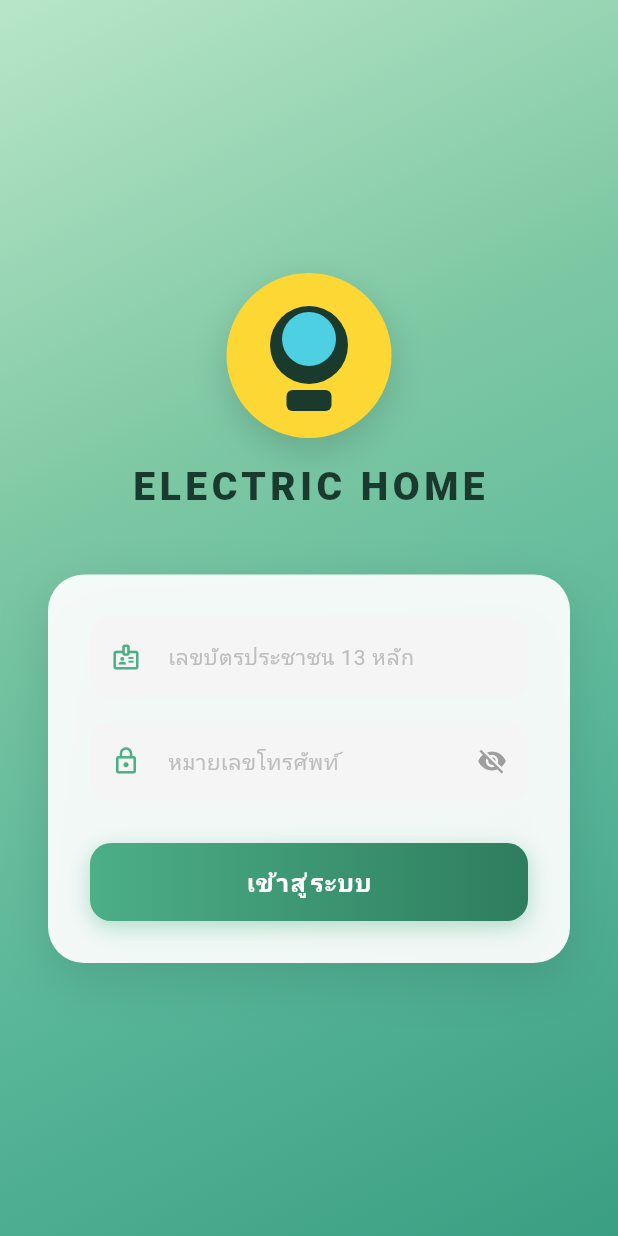
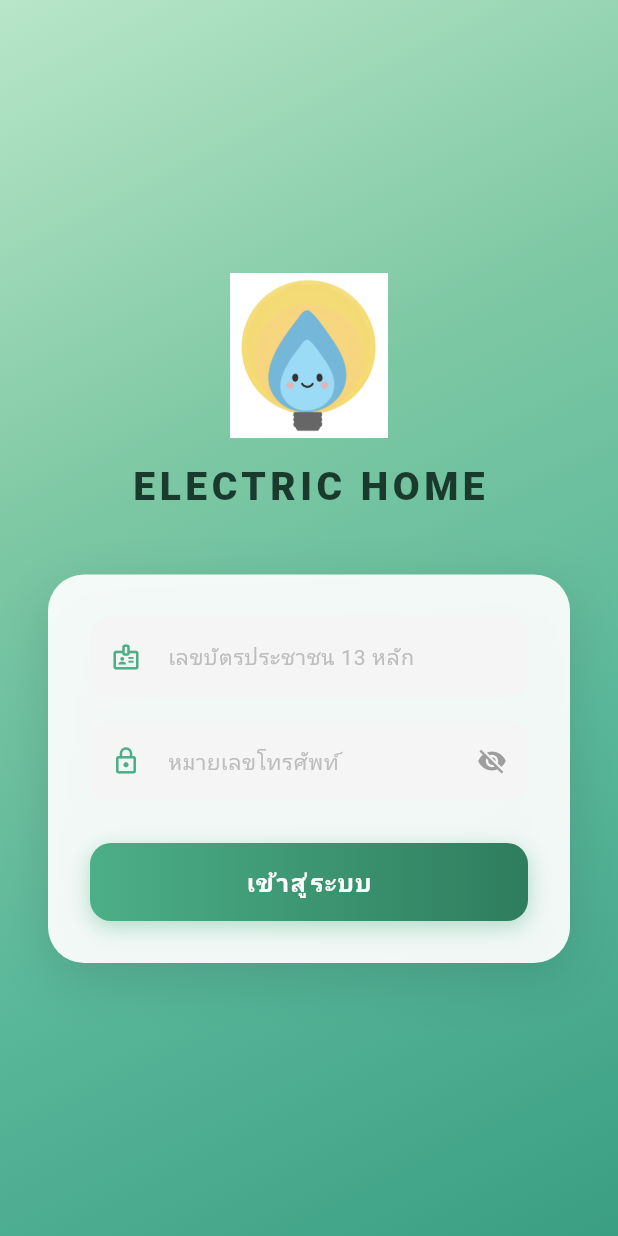
Before and after one commit to papapymie/ITDS283_Sec2_Group19, a Flutter app: the screen it shows after launch, on a phone screen of 412 x 824 dp. Run offline on Flutter 3.47's test engine with Material 3 defaults, Android fonts, the phone set to English and light mode, and no system bars; our stand-ins replace firebase_auth, firebase_core; accounts and stored records are empty.

```diff
--- a/lib/screens/edit_profile_screen.dart
+++ b/lib/screens/edit_profile_screen.dart
@@ -193,7 +193,7 @@
                               child: Container(
                                 height: 48,
                                 decoration: BoxDecoration(
-                                  color: const Color(0xFF4CAF87),
+                                  color: const Color.fromARGB(255, 67, 188, 140),
                                   borderRadius: BorderRadius.circular(10),
                                   border: Border.all(color: Colors.white, width: 1.5),
                                 ),
--- a/lib/screens/login_screen.dart
+++ b/lib/screens/login_screen.dart
@@ -1,4 +1,5 @@
 import 'package:flutter/material.dart';
+import 'package:firebase_auth/firebase_auth.dart';
 
 class LoginScreen extends StatefulWidget {
   const LoginScreen({super.key});
@@ -9,12 +10,13 @@
 
 class _LoginScreenState extends State<LoginScreen>
     with SingleTickerProviderStateMixin {
-  final _usernameController = TextEditingController();
-  final _passwordController = TextEditingController();
+  final _idController = TextEditingController();
+  final _phoneController = TextEditingController();
   late AnimationController _animController;
   late Animation<double> _fadeAnim;
   late Animation<Offset> _slideAnim;
   bool _obscurePassword = true;
+  bool _isLoading = false;
 
   @override
   void initState() {
@@ -36,9 +38,57 @@
   @override
   void dispose() {
     _animController.dispose();
-    _usernameController.dispose();
-    _passwordController.dispose();
+    _idController.dispose();
+    _phoneController.dispose();
     super.dispose();
+  }
+
+  // แปลงเลขบัตร + เบอร์โทร เป็น email + password สำหรับ Firebase
+  String get _fakeEmail => '${_idController.text.trim()}@electric.app';
+  String get _password => _phoneController.text.trim();
+
+  Future<void> _login() async {
+  if (_idController.text.trim().length != 13 || _password.isEmpty) {
+    _showError('กรุณากรอกเลขบัตรประชาชน 13 หลัก และเบอร์โทรศัพท์');
+    return;
+  }
+
+  setState(() => _isLoading = true);
+
+  try {
+    await FirebaseAuth.instance.signInWithEmailAndPassword(
+      email: _fakeEmail,
+      password: _password,
+    );
+    if (mounted) Navigator.pushReplacementNamed(context, '/home');
+  } on FirebaseAuthException catch (e) {
+    print('error code: ${e.code}');
+    if (e.code == 'user-not-found' ||
+        e.code == 'invalid-credential' ||
+        e.code == 'INVALID_LOGIN_CREDENTIALS') {
+      try {
+        await FirebaseAuth.instance.createUserWithEmailAndPassword(
+          email: _fakeEmail,
+          password: _password,
+        );
+        if (mounted) Navigator.pushReplacementNamed(context, '/home');
+      } on FirebaseAuthException catch (e2) {
+        _showError('สมัครไม่สำเร็จ: หมายเลขบัตรประชาชนนี้ถูกใช้งานแล้ว');
+      }
+    } else if (e.code == 'wrong-password') {
+      _showError('เบอร์โทรศัพท์ไม่ถูกต้อง');
+    } else {
+      _showError('เกิดข้อผิดพลาด: ${e.code}');
+    }
+  } finally {
+    if (mounted) setState(() => _isLoading = false);
+  }
+}
+
+  void _showError(String msg) {
+    ScaffoldMessenger.of(context).showSnackBar(
+      SnackBar(content: Text(msg), backgroundColor: Colors.red.shade400),
+    );
   }
 
   @override
@@ -68,11 +118,8 @@
               child: Column(
                 mainAxisAlignment: MainAxisAlignment.center,
                 children: [
-                  // Logo
                   _buildLogo(),
                   const SizedBox(height: 14),
-
-                  // App name
                   const Text(
                     'ELECTRIC HOME',
                     style: TextStyle(
@@ -83,8 +130,6 @@
                     ),
                   ),
                   const SizedBox(height: 40),
-
-                  // Login card
                   _buildLoginCard(context),
                 ],
               ),
@@ -96,58 +141,10 @@
   }
 
   Widget _buildLogo() {
-    return Container(
+    return Image.asset(
+      'assets/images/logoapp.png',
       width: 110,
       height: 110,
-      decoration: BoxDecoration(
-        color: const Color(0xFFFDD835),
-        shape: BoxShape.circle,
-        boxShadow: [
-          BoxShadow(
-            color: Colors.black.withOpacity(0.15),
-            blurRadius: 20,
-            offset: const Offset(0, 8),
-          ),
-        ],
-      ),
-      child: Stack(
-        alignment: Alignment.center,
-        children: [
-          Positioned(
-            top: 22,
-            child: Container(
-              width: 52,
-              height: 52,
-              decoration: const BoxDecoration(
-                color: Color(0xFF1A3A2E),
-                shape: BoxShape.circle,
-              ),
-            ),
-          ),
-          Positioned(
-            top: 26,
-            child: Container(
-              width: 36,
-              height: 36,
-              decoration: const BoxDecoration(
-                color: Color(0xFF4DD0E1),
-                shape: BoxShape.circle,
-              ),
-            ),
-          ),
-          Positioned(
-            bottom: 18,
-            child: Container(
-              width: 30,
-              height: 14,
-              decoration: BoxDecoration(
-                color: const Color(0xFF1A3A2E),
-                borderRadius: BorderRadius.circular(4),
-              ),
-            ),
-          ),
-        ],
-      ),
     );
   }
 
@@ -169,19 +166,16 @@
       child: Column(
         crossAxisAlignment: CrossAxisAlignment.stretch,
         children: [
-          // เลขบัตรประชาชน
           _buildTextField(
-            controller: _usernameController,
+            controller: _idController,
             hint: 'เลขบัตรประชาชน 13 หลัก',
             icon: Icons.badge_outlined,
             keyboardType: TextInputType.number,
             maxLength: 13,
           ),
           const SizedBox(height: 16),
-
-          // Password field
           _buildTextField(
-            controller: _passwordController,
+            controller: _phoneController,
             hint: 'หมายเลขโทรศัพท์',
             icon: Icons.lock_outline,
             obscure: _obscurePassword,
@@ -196,10 +190,8 @@
             ),
           ),
           const SizedBox(height: 28),
-
-          // Login button
           GestureDetector(
-            onTap: () => Navigator.pushReplacementNamed(context, '/home'),
+            onTap: _isLoading ? null : _login,
             child: Container(
               height: 52,
               decoration: BoxDecoration(
@@ -216,7 +208,9 @@
                 ],
               ),
               alignment: Alignment.center,
-              child: const Text(
+              child: _isLoading
+                  ? const CircularProgressIndicator(color: Colors.white)
+                  : const Text(
                       'เข้าสู่ระบบ',
                       style: TextStyle(
                         color: Colors.white,
@@ -251,10 +245,7 @@
         obscureText: obscure,
         keyboardType: keyboardType,
         maxLength: maxLength,
-        style: const TextStyle(
-          fontSize: 14,
-          color: Color(0xFF1A3A2E),
-        ),
+        style: const TextStyle(fontSize: 14, color: Color(0xFF1A3A2E)),
         decoration: InputDecoration(
           hintText: hint,
           hintStyle: TextStyle(color: Colors.grey.shade400, fontSize: 14),
--- a/pubspec.yaml
+++ b/pubspec.yaml
@@ -6,11 +6,12 @@
 
 environment:
   sdk: '>=3.0.0 <4.0.0'
-
 dependencies:
   flutter:
     sdk: flutter
-  cupertino_icons: ^1.0.2
+  firebase_core: ^3.0.0
+  firebase_auth: ^5.0.0
+  cloud_firestore: ^5.0.0
 
 flutter:
   uses-material-design: true
```
Also changed, not shown: firepit-log.txt (added, +13 -0 lines), lib/main.dart (+13 -8 lines), assets/images/logoapp.png (added), firebase.json (added), lib/firebase_options.dart (added), pubspec.lock, 23 other files. Lines whose indentation alone changed are shown as unchanged.
